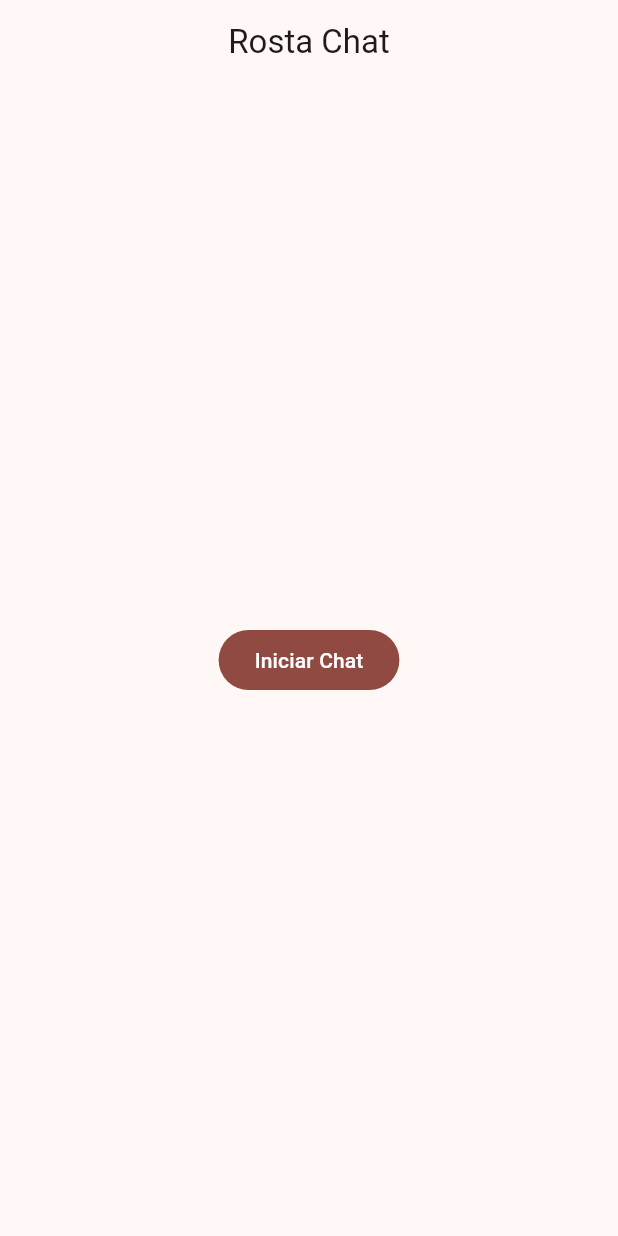
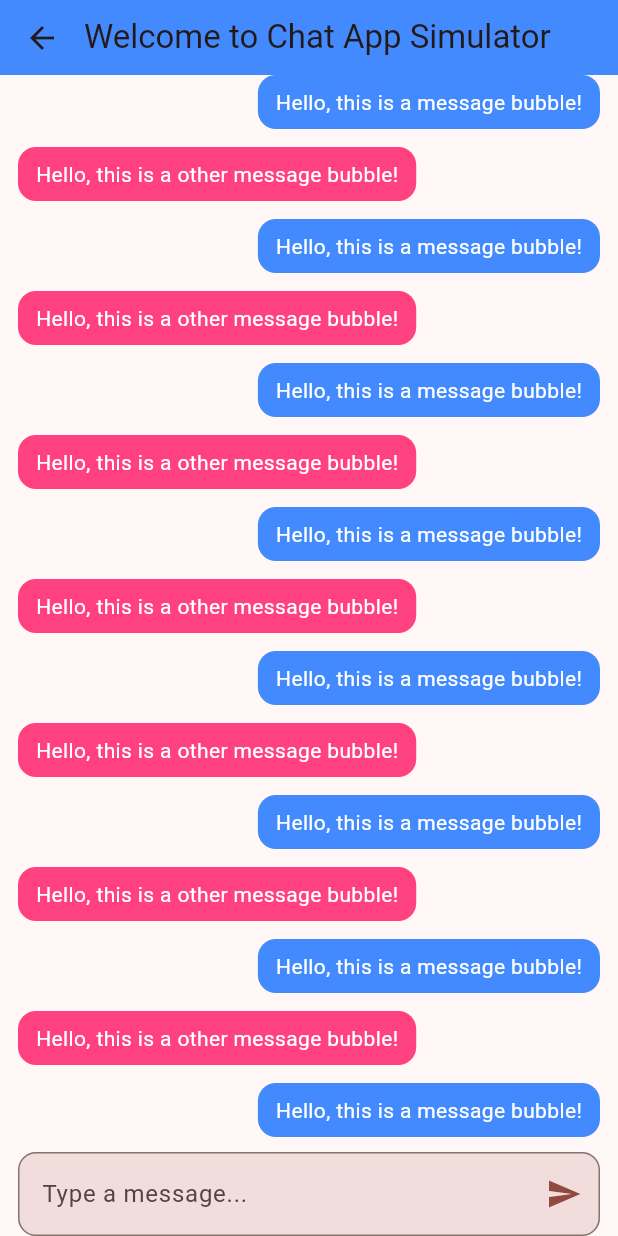
Before and after one commit to RodStazzi/curso_flutter, a Flutter app: the screen it shows after launch, after a tap on "Iniciar Chat", on a phone screen of 412 x 824 dp. Run offline on Flutter 3.47's test engine with Material 3 defaults, Android fonts, the light colour scheme and no system bars; our stand-ins replace get.

Commit message:
Más del ejercicio de Chat

```diff
--- a/d_app_chat/lib/main.dart
+++ b/d_app_chat/lib/main.dart
@@ -1,5 +1,8 @@
 import 'package:flutter/material.dart';
 import 'package:d_app_chat/config/theme/app_theme.dart';
+
+import 'package:d_app_chat/routes/routes.dart';
+import 'package:get/get.dart';
 
 void main() {
   runApp(const MyApp());
@@ -9,21 +12,31 @@ class MyApp extends StatelessWidget {
   const MyApp({super.key});
 
   // This widget is the root of your application.
+  // @override
+  // Widget build(BuildContext context) {
+  //   return MaterialApp(
+  //     title: 'Rosta Chat',
+  //     debugShowCheckedModeBanner: false,
+  //     theme: AppTheme(selector: 4).theme(),
+  //     home: Scaffold(
+  //       appBar: AppBar(
+  //         title: Text('Rosta Chat'),
+  //         centerTitle: true,
+  //       ),
+  //       body: Center(
+  //         child: FilledButton(onPressed: () {}, child: Text('Iniciar Chat'))
+  //       ),
+  //     )
+  //   );
+  // }
   @override
   Widget build(BuildContext context) {
-    return MaterialApp(
+    return GetMaterialApp(
       title: 'Rosta Chat',
       debugShowCheckedModeBanner: false,
       theme: AppTheme(selector: 4).theme(),
-      home: Scaffold(
-        appBar: AppBar(
-          title: Text('Rosta Chat'),
-          centerTitle: true,
-        ),
-        body: Center(
-          child: FilledButton(onPressed: () {}, child: Text('Iniciar Chat'))
-        ),
-      )
+      initialRoute: AppRoutes.initialRoute,
+      getPages: AppRoutes.pages
     );
   }
 }
--- /dev/null
+++ b/d_app_chat/lib/presentation/chat/chat_screen.dart
@@ -0,0 +1,60 @@
+import 'package:flutter/material.dart';
+import 'package:get/get.dart';
+import 'package:d_app_chat/widgets/chats/msg_bubble.dart';
+import 'package:d_app_chat/widgets/chats/other_msg_bubble.dart';
+import 'package:d_app_chat/widgets/shared/msg_field_box.dart';
+
+class ChatScreen extends StatelessWidget {
+  const ChatScreen({super.key});
+
+  @override
+  Widget build(BuildContext context) {
+    return Scaffold(
+      appBar: AppBar(
+        title: Text('Welcome to Chat App Simulator'),
+        leading: IconButton(
+          icon: Icon(Icons.arrow_back),
+          onPressed: () {
+            Get.back();
+          },
+        ),
+        centerTitle: false,
+        titleSpacing: 0,
+        toolbarHeight: 50,
+        backgroundColor: Colors.blueAccent,
+        // leading: Padding(
+        //   padding: const EdgeInsets.all(8),
+        //   child: CircleAvatar(
+        //     backgroundColor: Colors.pinkAccent,
+        //     child: Text('A'),
+        //   ),
+        // ),
+      ),
+      body: _ChatBody(),
+    );
+  }
+}
+
+class _ChatBody extends StatelessWidget {
+  @override
+  Widget build(BuildContext context) {
+    return SafeArea(
+      child: Padding(
+        padding: const EdgeInsets.symmetric(horizontal: 12),
+        child: Column(
+          children: [
+            Expanded(
+        child: ListView.builder(
+          itemCount: 100,
+          itemBuilder: (context, index) {
+            return index % 2 == 0 ? MsgBubble() : OtherMsgBubble();
+          },
+        ),
+            ),
+            MsgFieldBox()
+          ],
+        ),
+      )
+    );
+  }
+}
--- /dev/null
+++ b/d_app_chat/lib/presentation/welcome_screen.dart
@@ -0,0 +1,23 @@
+import 'package:flutter/material.dart';
+import 'package:get/get.dart';
+
+class WelcomeScreen extends StatelessWidget {
+  const WelcomeScreen({super.key});
+
+  @override
+  Widget build(BuildContext context) {
+    return Scaffold(
+      appBar: AppBar(
+        title: Text('Welcome to Chat App Simulator')
+      ),
+      body: Center(
+        child: FilledButton(
+          onPressed: () {
+            Get.toNamed('/chat');
+          },
+          child: Text('Iniciar Chat')
+        ),
+      ),
+    );
+  }
+}
--- /dev/null
+++ b/d_app_chat/lib/routes/routes.dart
@@ -0,0 +1,20 @@
+import 'package:get/get.dart';
+
+import 'package:d_app_chat/presentation/chat/chat_screen.dart';
+import  'package:d_app_chat/presentation/welcome_screen.dart';
+
+class AppRoutes {
+  static const String initialRoute = '/welcome';
+  static const String chatRoute = '/chat';
+
+  static final List<GetPage> pages = [
+    GetPage(
+      name: initialRoute,
+      page: () => const WelcomeScreen(),
+    ),
+    GetPage(
+      name: chatRoute,
+      page: () => const ChatScreen(),
+    ),
+  ];
+}
--- /dev/null
+++ b/d_app_chat/lib/widgets/chats/msg_bubble.dart
@@ -0,0 +1,24 @@
+import 'package:flutter/material.dart';
+
+class MsgBubble extends StatelessWidget {
+
+  const MsgBubble({super.key});
+
+  @override
+  Widget build(BuildContext context) {
+    return Column(
+      crossAxisAlignment: CrossAxisAlignment.end,
+      children: [
+        Container(
+          padding: EdgeInsets.symmetric(horizontal: 12, vertical: 8),
+          margin: EdgeInsets.only(bottom: 12),
+          decoration: BoxDecoration(
+            color: Colors.blueAccent,
+            borderRadius: BorderRadius.circular(12)
+          ),
+          child: Text('Hello, this is a message bubble!', style: TextStyle(color: Colors.white),),
+        )
+      ],
+    );
+  }
+}
--- /dev/null
+++ b/d_app_chat/lib/widgets/chats/other_msg_bubble.dart
@@ -0,0 +1,24 @@
+import 'package:flutter/material.dart';
+
+class OtherMsgBubble extends StatelessWidget {
+
+  const OtherMsgBubble({super.key});
+
+  @override
+  Widget build(BuildContext context) {
+    return Column(
+      crossAxisAlignment: CrossAxisAlignment.start,
+      children: [
+        Container(
+          padding: EdgeInsets.symmetric(horizontal: 12, vertical: 8),
+          margin: EdgeInsets.only(bottom: 12),
+          decoration: BoxDecoration(
+            color: Colors.pinkAccent,
+            borderRadius: BorderRadius.circular(12)
+          ),
+          child: Text('Hello, this is a other message bubble!', style: TextStyle(color: Colors.white),),
+        )
+      ],
+    );
+  }
+}
--- /dev/null
+++ b/d_app_chat/lib/widgets/shared/msg_field_box.dart
@@ -0,0 +1,35 @@
+import 'package:flutter/material.dart';
+
+class MsgFieldBox extends StatelessWidget {
+  const MsgFieldBox({super.key});
+
+  @override
+  Widget build(BuildContext context) {
+
+final colors = Theme.of(context).colorScheme;
+
+    return TextFormField(
+      decoration: InputDecoration(
+        hintText: 'Type a message...',
+        border: OutlineInputBorder(
+          borderRadius: BorderRadius.circular(12),
+        ),
+        filled: true,
+        enabledBorder: OutlineInputBorder(
+          borderSide: BorderSide(color: colors.outline),
+          borderRadius: BorderRadius.circular(12),
+        ),
+        focusedBorder: OutlineInputBorder(
+          borderSide: BorderSide(color: colors.primary),
+          borderRadius: BorderRadius.circular(12),
+        ),
+        suffixIcon: IconButton(
+          icon: Icon(Icons.send, color: colors.primary),
+          onPressed: () {
+            print("");
+          },
+        ),
+      ),
+    );
+  }
+}
--- a/d_app_chat/pubspec.yaml
+++ b/d_app_chat/pubspec.yaml
@@ -34,6 +34,9 @@ dependencies:
   # The following adds the Cupertino Icons font to your application.
   # Use with the CupertinoIcons class for iOS style icons.
   cupertino_icons: ^1.0.8
+
+#get
+  get: ^4.7.3
 
 dev_dependencies:
   flutter_test:
```
Also changed, not shown: d_app_chat/pubspec.lock.
